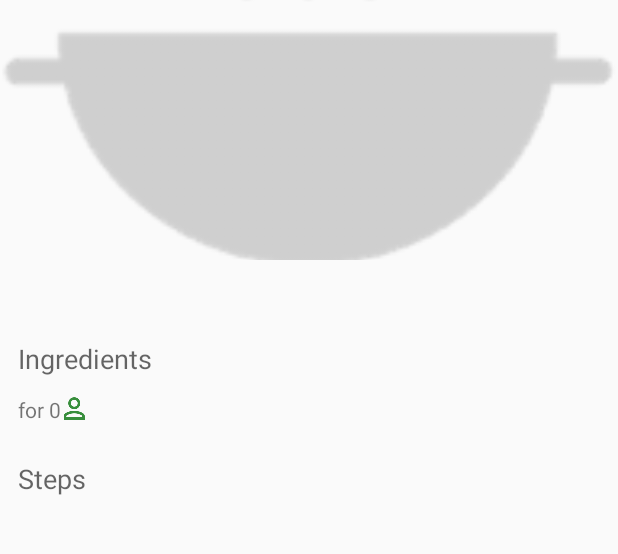
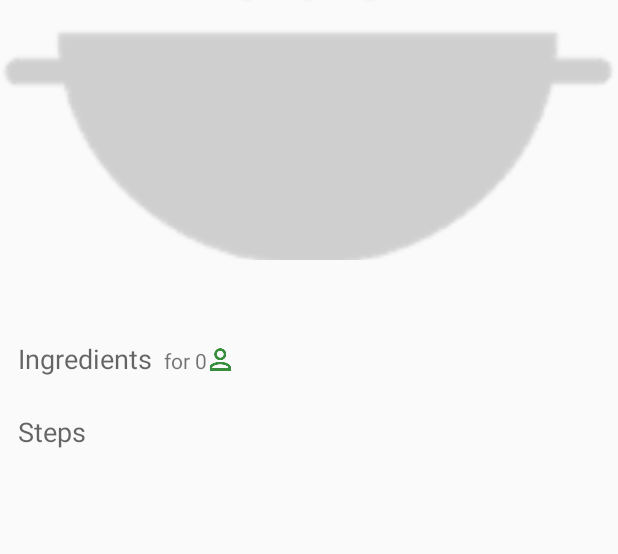
Before and after one commit to matewiszt/AnnasBakery, an Android app: the fragment RecipeDetailFragment placed in its activity, on a phone screen of 412 x 824 dp, the part 124-678 px from its top. Run offline under Robolectric (Android 15) with nearby library versions, the phone set to English and light mode, and no system bars; our stand-ins replace ButterKnife, Picasso; pictures from the network do not load; 5 statements that could not run were skipped.

Commit message:
Fix design issues on tablet layout

```diff
--- a/app/src/main/AndroidManifest.xml
+++ b/app/src/main/AndroidManifest.xml
@@ -1,6 +1,7 @@
 <?xml version="1.0" encoding="utf-8"?>
 <manifest xmlns:android="http://schemas.android.com/apk/res/android"
     package="com.example.android.annasbakery">
+
     <uses-permission android:name="android.permission.ACCESS_NETWORK_STATE" />
     <uses-permission android:name="android.permission.INTERNET" />
 
@@ -18,12 +19,14 @@
                 <category android:name="android.intent.category.LAUNCHER" />
             </intent-filter>
         </activity>
-        <activity android:name=".DetailActivity"
+        <activity
+            android:name=".DetailActivity"
             android:parentActivityName=".MainActivity">
             <meta-data
                 android:name="android.support.PARENT_ACTIVITY"
                 android:value=".MainActivity" />
         </activity>
+        <activity android:name=".StepActivity"></activity>
     </application>
 
 </manifest>
--- a/app/src/main/res/layout-sw600dp/activity_main.xml
+++ b/app/src/main/res/layout-sw600dp/activity_main.xml
@@ -35,7 +35,8 @@
         android:id="@+id/recipe_detail_layout"
         android:layout_width="0dp"
         android:layout_height="match_parent"
-        android:layout_weight="2">
+        android:layout_weight="2"
+        android:paddingStart="@dimen/larger_horizontal_spacing">
 
         <FrameLayout
             android:id="@+id/recipe_detail_container"
--- /dev/null
+++ b/app/src/main/res/layout-sw600dp/fragment_recipe_detail.xml
@@ -0,0 +1,79 @@
+<?xml version="1.0" encoding="utf-8"?>
+<ScrollView xmlns:android="http://schemas.android.com/apk/res/android"
+    xmlns:tools="http://schemas.android.com/tools"
+    android:layout_width="match_parent"
+    android:layout_height="match_parent">
+
+    <LinearLayout
+        android:layout_width="match_parent"
+        android:layout_height="wrap_content"
+        android:orientation="vertical">
+
+        <LinearLayout
+            android:layout_width="match_parent"
+            android:layout_height="match_parent"
+            android:layout_marginBottom="@dimen/default_vertical_spacing">
+
+            <ImageView
+                android:id="@+id/recipe_detail_iv"
+                android:layout_width="0dp"
+                android:layout_height="match_parent"
+                android:layout_weight="1"
+                android:scaleType="centerCrop"
+                tools:src="@drawable/brownie" />
+
+            <LinearLayout
+                android:layout_width="0dp"
+                android:layout_height="wrap_content"
+                android:layout_weight="1"
+                android:orientation="vertical">
+
+                <TextView
+                    android:id="@+id/recipe_detail_name_tv"
+                    style="@style/TitlePrimary"
+                    android:layout_width="match_parent"
+                    android:layout_height="wrap_content"
+                    android:layout_marginStart="@dimen/default_horizontal_spacing"
+                    android:layout_marginTop="@dimen/default_vertical_spacing"
+                    tools:text="Recipe name" />
+
+                <LinearLayout
+                    android:id="@+id/recipe_detail_ingredients_label_layout"
+                    android:layout_width="wrap_content"
+                    android:layout_height="wrap_content"
+                    android:orientation="horizontal">
+
+                    <TextView
+                        android:id="@+id/recipe_detail_ingredients_label_tv"
+                        style="@style/SubtitlePrimary"
+                        android:paddingStart="@dimen/default_horizontal_spacing"
+                        android:text="@string/recipe_detail_ingredients_label" />
+
+                    <TextView
+                        android:id="@+id/recipe_detail_servings_tv"
+                        android:layout_width="wrap_content"
+                        android:layout_height="wrap_content"
+                        android:drawableEnd="@drawable/ic_person_outline"
+                        android:drawableTint="@color/colorAccent"
+                        android:paddingStart="@dimen/smaller_horizontal_spacing"
+                        tools:text="for 4" />
+                </LinearLayout>
+
+                <android.support.v7.widget.RecyclerView
+                    android:id="@+id/recipe_ingredients_rv"
+                    style="@style/DetailList" />
+            </LinearLayout>
+        </LinearLayout>
+
+        <TextView
+            android:id="@+id/recipe_detail_steps_label_tv"
+            style="@style/SubtitlePrimary"
+            android:paddingStart="@dimen/default_horizontal_spacing"
+            android:text="@string/recipe_detail_steps_label" />
+
+        <android.support.v7.widget.RecyclerView
+            android:id="@+id/recipe_steps_rv"
+            style="@style/DetailList" />
+
+    </LinearLayout>
+</ScrollView>
--- a/app/src/main/res/layout/fragment_recipe_detail.xml
+++ b/app/src/main/res/layout/fragment_recipe_detail.xml
@@ -23,10 +23,15 @@
             android:layout_marginTop="@dimen/default_vertical_spacing"
             tools:text="Recipe name" />
 
+        <LinearLayout
+            android:id="@+id/recipe_detail_ingredients_label_layout"
+            android:layout_below="@id/recipe_detail_name_tv"
+            android:orientation="horizontal"
+            android:layout_width="match_parent"
+            android:layout_height="wrap_content">
             <TextView
                 android:id="@+id/recipe_detail_ingredients_label_tv"
                 style="@style/SubtitlePrimary"
-            android:layout_below="@id/recipe_detail_name_tv"
                 android:paddingStart="@dimen/default_horizontal_spacing"
                 android:text="@string/recipe_detail_ingredients_label" />
 
@@ -34,17 +39,16 @@
                 android:id="@+id/recipe_detail_servings_tv"
                 android:layout_width="wrap_content"
                 android:layout_height="wrap_content"
-            android:layout_below="@id/recipe_detail_ingredients_label_tv"
-            android:layout_marginBottom="@dimen/default_vertical_spacing"
                 android:drawableEnd="@drawable/ic_person_outline"
                 android:drawableTint="@color/colorAccent"
-            android:paddingStart="@dimen/default_horizontal_spacing"
+                android:paddingStart="@dimen/smaller_horizontal_spacing"
                 tools:text="for 4" />
+        </LinearLayout>
 
         <android.support.v7.widget.RecyclerView
             android:id="@+id/recipe_ingredients_rv"
             style="@style/DetailList"
-            android:layout_below="@id/recipe_detail_servings_tv" />
+            android:layout_below="@id/recipe_detail_ingredients_label_layout" />
 
         <TextView
             android:id="@+id/recipe_detail_steps_label_tv"
```
Also changed, not shown: app/src/main/java/com/example/android/annasbakery/MainActivity.java (+6 -2 lines), app/src/main/java/com/example/android/annasbakery/RecipeUtils.java (+7 -0 lines), app/src/main/java/com/example/android/annasbakery/ui/RecipeListFragment.java (+10 -1 lines), app/src/main/res/layout/ingredient_item.xml (+12 -3 lines), app/src/main/res/values/dimens.xml (+5 -3 lines), app/src/main/res/drawable-hdpi/ic_action_tick.png (added), app/src/main/res/drawable-mdpi/ic_action_tick.png (added), app/src/main/res/drawable-xhdpi/ic_action_tick.png (added), app/src/main/res/drawable-xxhdpi/ic_action_tick.png (added), app/src/main/res/drawable-xxxhdpi/ic_action_tick.png (added). Lines whose indentation alone changed are shown as unchanged.
